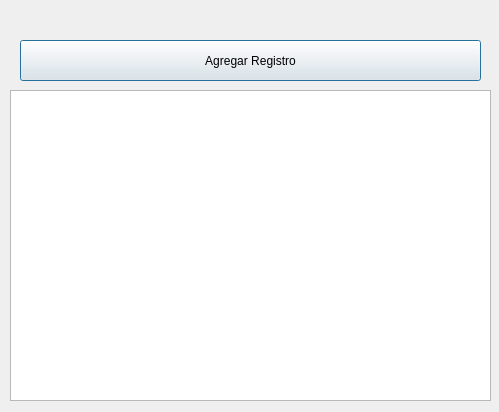
kevinPinzon/Proyecto-Orga, file dver.ui: the form before one commit.
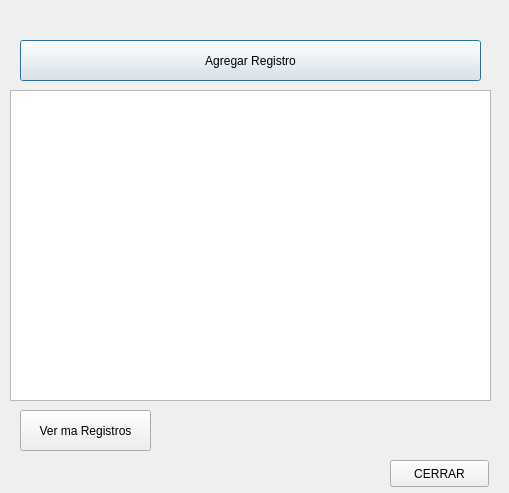
The form after the commit.

Commit message: se agregan registros al vector registro y se guardan mal en el archivo :(

Patch:
```diff
--- a/dver.ui
+++ b/dver.ui
@@ -6,8 +6,8 @@
    <rect>
     <x>0</x>
     <y>0</y>
-    <width>499</width>
-    <height>412</height>
+    <width>509</width>
+    <height>493</height>
    </rect>
   </property>
   <property name="windowTitle">
@@ -36,6 +36,32 @@
     <string>Agregar Registro</string>
    </property>
   </widget>
+  <widget class="QPushButton" name="pushButton">
+   <property name="geometry">
+    <rect>
+     <x>20</x>
+     <y>410</y>
+     <width>131</width>
+     <height>41</height>
+    </rect>
+   </property>
+   <property name="text">
+    <string>Ver ma Registros</string>
+   </property>
+  </widget>
+  <widget class="QPushButton" name="pushButton_2">
+   <property name="geometry">
+    <rect>
+     <x>390</x>
+     <y>460</y>
+     <width>99</width>
+     <height>27</height>
+    </rect>
+   </property>
+   <property name="text">
+    <string>CERRAR</string>
+   </property>
+  </widget>
  </widget>
  <resources/>
  <connections/>
```
The commit also changes 6 other files.
